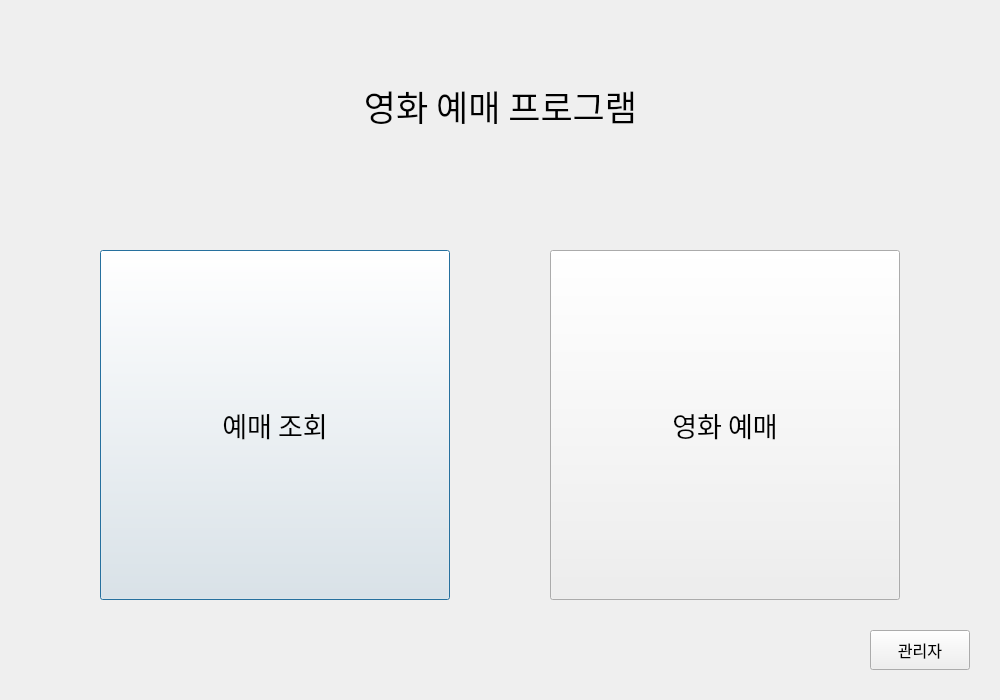
Old version of the form ui/mainpage.ui in the repository 2sseong/mini_project_2025-03.
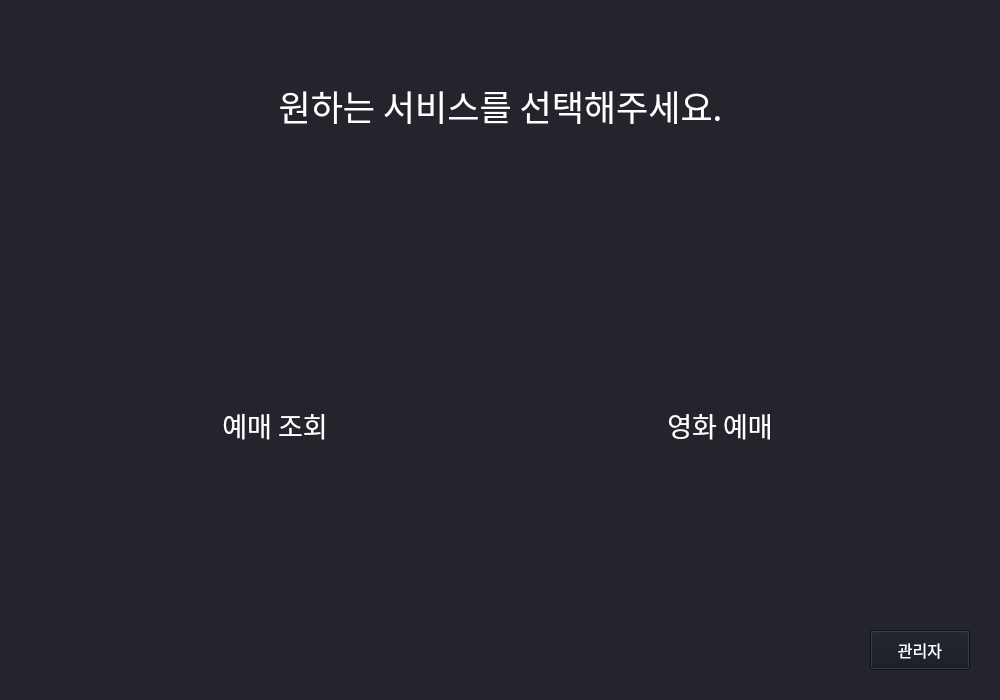
New version of the form.

```diff
--- a/ui/mainpage.ui
+++ b/ui/mainpage.ui
@@ -31,6 +31,9 @@
   <property name="windowTitle">
    <string>Dialog</string>
   </property>
+  <property name="styleSheet">
+   <string notr="true">background:#24242C;</string>
+  </property>
   <widget class="QLabel" name="lbl_title">
    <property name="geometry">
     <rect>
@@ -46,8 +49,14 @@
      <pointsize>26</pointsize>
     </font>
    </property>
+   <property name="styleSheet">
+    <string notr="true">color:white;
+
+
+</string>
+   </property>
    <property name="text">
-    <string>영화 예매 프로그램</string>
+    <string>원하는 서비스를 선택해주세요.</string>
    </property>
    <property name="alignment">
     <set>Qt::AlignCenter</set>
@@ -68,6 +77,15 @@
      <pointsize>20</pointsize>
     </font>
    </property>
+   <property name="styleSheet">
+    <string notr="true">background: qlineargradient(
+                    x1: 0, y1: 0, x2: 0, y2: 1,
+                    stop: 0 #31343E,
+                    stop: 1 #2C2F3F
+                );
+color: white;
+border-radius: 6px;</string>
+   </property>
    <property name="text">
     <string>예매 조회</string>
    </property>
@@ -75,7 +93,7 @@
   <widget class="QPushButton" name="btn_book">
    <property name="geometry">
     <rect>
-     <x>550</x>
+     <x>545</x>
      <y>250</y>
      <width>350</width>
      <height>350</height>
@@ -87,6 +105,15 @@
      <pointsize>20</pointsize>
     </font>
    </property>
+   <property name="styleSheet">
+    <string notr="true">background: qlineargradient(
+                    x1: 0, y1: 0, x2: 0, y2: 1,
+                    stop: 0 #AF2E29,
+                    stop: 1 #8E2824
+                );
+color: white;
+border-radius: 6px;</string>
+   </property>
    <property name="text">
     <string>영화 예매</string>
    </property>
@@ -106,6 +133,11 @@
      <pointsize>12</pointsize>
     </font>
    </property>
+   <property name="styleSheet">
+    <string notr="true">background:#151820;
+color:white;
+</string>
+   </property>
    <property name="text">
     <string>관리자</string>
    </property>
```
